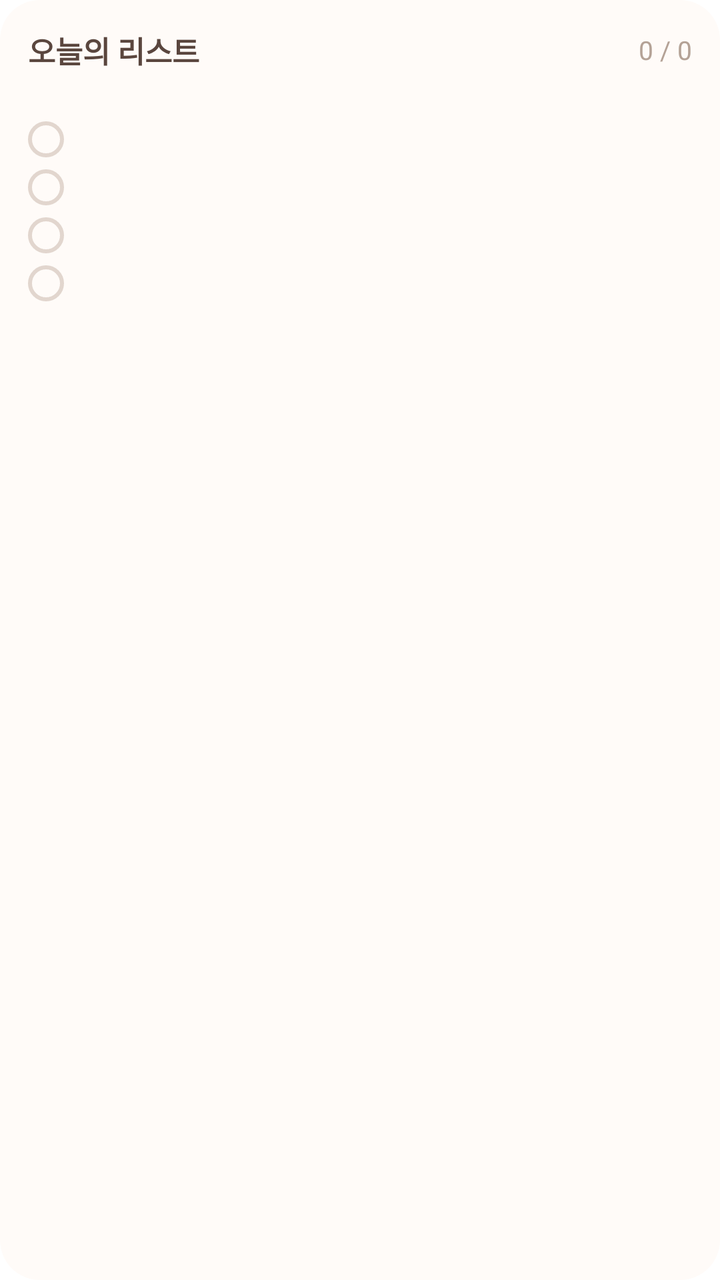
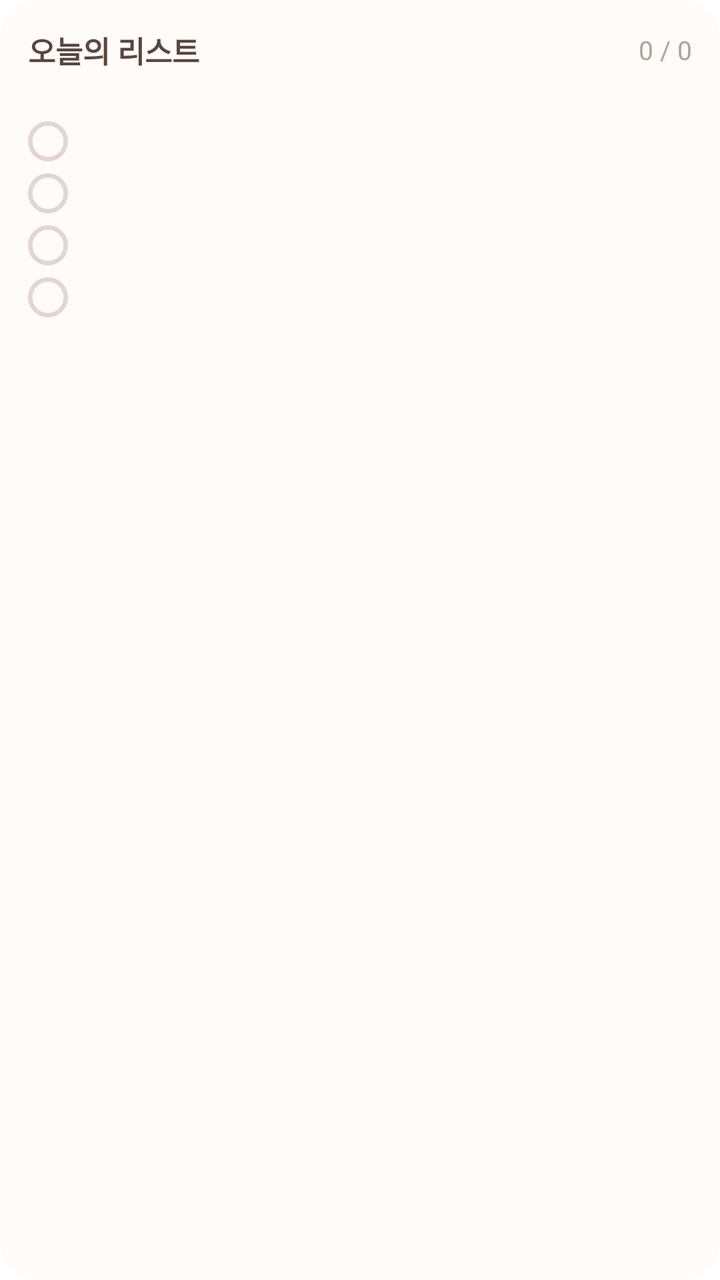

An Android layout rendered at two revisions. The XML below is the earlier revision; the diff shows what the commit changed to produce the second picture.
<!-- AndroidManifest.xml: fallback theme Theme.MaterialComponents.DayNight.NoActionBar -->
<!-- res/layout/memoring_widget_medium.xml -->
<?xml version="1.0" encoding="utf-8"?>
<LinearLayout xmlns:android="http://schemas.android.com/apk/res/android"
    android:id="@+id/widget_root"
    android:layout_width="match_parent"
    android:layout_height="match_parent"
    android:background="@drawable/memoring_widget_bg"
    android:orientation="vertical"
    android:padding="14dp">

    <LinearLayout
        android:layout_width="match_parent"
        android:layout_height="wrap_content"
        android:gravity="center_vertical"
        android:orientation="horizontal">

        <TextView
            android:id="@+id/title_label"
            android:layout_width="0dp"
            android:layout_height="wrap_content"
            android:layout_weight="1"
            android:text="@string/widget_today_list"
            android:textColor="#5A463E"
            android:textSize="15sp"
            android:textStyle="bold" />

        <TextView
            android:id="@+id/count_label"
            android:layout_width="wrap_content"
            android:layout_height="wrap_content"
            android:text="0 / 0"
            android:textColor="#B4A296"
            android:textSize="13sp" />
    </LinearLayout>

    <TextView
        android:id="@+id/date_label"
        android:layout_width="match_parent"
        android:layout_height="wrap_content"
        android:layout_marginTop="2dp"
        android:textColor="#B4A296"
        android:textSize="11sp" />

    <TextView
        android:id="@+id/empty_label"
        android:layout_width="match_parent"
        android:layout_height="wrap_content"
        android:layout_marginTop="12dp"
        android:text="@string/widget_empty"
        android:textColor="#B4A296"
        android:textSize="13sp"
        android:visibility="gone" />

    <LinearLayout
        android:id="@+id/item_0"
        android:layout_width="match_parent"
        android:layout_height="wrap_content"
        android:layout_marginTop="8dp"
        android:gravity="center_vertical"
        android:orientation="horizontal">

        <ImageView
            android:id="@+id/check_0"
            android:layout_width="18dp"
            android:layout_height="18dp"
            android:contentDescription="@null"
            android:src="@drawable/memoring_widget_check_off" />

        <TextView
            android:id="@+id/title_0"
            android:layout_width="0dp"
            android:layout_height="wrap_content"
            android:layout_marginStart="8dp"
            android:layout_weight="1"
            android:ellipsize="end"
            android:maxLines="1"
            android:textColor="#5A463E"
            android:textSize="13sp" />

        <TextView
            android:id="@+id/category_0"
            android:layout_width="wrap_content"
            android:layout_height="wrap_content"
            android:textColor="#B4A296"
            android:textSize="11sp" />
    </LinearLayout>

    <LinearLayout
        android:id="@+id/item_1"
        android:layout_width="match_parent"
        android:layout_height="wrap_content"
        android:layout_marginTop="6dp"
        android:gravity="center_vertical"
        android:orientation="horizontal">

        <ImageView
            android:id="@+id/check_1"
            android:layout_width="18dp"
            android:layout_height="18dp"
            android:contentDescription="@null"
            android:src="@drawable/memoring_widget_check_off" />

        <TextView
            android:id="@+id/title_1"
            android:layout_width="0dp"
            android:layout_height="wrap_content"
            android:layout_marginStart="8dp"
            android:layout_weight="1"
            android:ellipsize="end"
            android:maxLines="1"
            android:textColor="#5A463E"
            android:textSize="13sp" />

        <TextView
            android:id="@+id/category_1"
            android:layout_width="wrap_content"
            android:layout_height="wrap_content"
            android:textColor="#B4A296"
            android:textSize="11sp" />
    </LinearLayout>

    <LinearLayout
        android:id="@+id/item_2"
        android:layout_width="match_parent"
        android:layout_height="wrap_content"
        android:layout_marginTop="6dp"
        android:gravity="center_vertical"
        android:orientation="horizontal">

        <ImageView
            android:id="@+id/check_2"
            android:layout_width="18dp"
            android:layout_height="18dp"
            android:contentDescription="@null"
            android:src="@drawable/memoring_widget_check_off" />

        <TextView
            android:id="@+id/title_2"
            android:layout_width="0dp"
            android:layout_height="wrap_content"
            android:layout_marginStart="8dp"
            android:layout_weight="1"
            android:ellipsize="end"
            android:maxLines="1"
            android:textColor="#5A463E"
            android:textSize="13sp" />

        <TextView
            android:id="@+id/category_2"
            android:layout_width="wrap_content"
            android:layout_height="wrap_content"
            android:textColor="#B4A296"
            android:textSize="11sp" />
    </LinearLayout>

    <LinearLayout
        android:id="@+id/item_3"
        android:layout_width="match_parent"
        android:layout_height="wrap_content"
        android:layout_marginTop="6dp"
        android:gravity="center_vertical"
        android:orientation="horizontal">

        <ImageView
            android:id="@+id/check_3"
            android:layout_width="18dp"
            android:layout_height="18dp"
            android:contentDescription="@null"
            android:src="@drawable/memoring_widget_check_off" />

        <TextView
            android:id="@+id/title_3"
            android:layout_width="0dp"
            android:layout_height="wrap_content"
            android:layout_marginStart="8dp"
            android:layout_weight="1"
            android:ellipsize="end"
            android:maxLines="1"
            android:textColor="#5A463E"
            android:textSize="13sp" />

        <TextView
            android:id="@+id/category_3"
            android:layout_width="wrap_content"
            android:layout_height="wrap_content"
            android:textColor="#B4A296"
            android:textSize="11sp" />
    </LinearLayout>
</LinearLayout>
<!-- resources referenced by this layout -->
<resources>
  <!-- drawable memoring_widget_bg (drawable) -->
  <?xml version="1.0" encoding="utf-8"?>
  <shape xmlns:android="http://schemas.android.com/apk/res/android">
      <solid android:color="#FFFBF8" />
      <corners android:radius="20dp" />
  </shape>
  <!-- drawable memoring_widget_check_off (drawable) -->
  <?xml version="1.0" encoding="utf-8"?>
  <shape xmlns:android="http://schemas.android.com/apk/res/android"
      android:shape="oval">
      <stroke
          android:width="2dp"
          android:color="#E2D6CE" />
      <size
          android:width="18dp"
          android:height="18dp" />
  </shape>
  <string name="widget_empty">아직 약속이 없어요</string>
  <string name="widget_today_list">오늘의 리스트</string>
</resources>

<!-- the commit's change to res/layout/memoring_widget_medium.xml (unified diff, before → after) -->
@@ -60,8 +60,8 @@
 
         <ImageView
             android:id="@+id/check_0"
-            android:layout_width="18dp"
-            android:layout_height="18dp"
+            android:layout_width="20dp"
+            android:layout_height="20dp"
             android:contentDescription="@null"
             android:src="@drawable/memoring_widget_check_off" />
 
@@ -76,10 +76,41 @@
             android:textColor="#5A463E"
             android:textSize="13sp" />
 
+        <LinearLayout
+            android:id="@+id/daily_0"
+            android:layout_width="wrap_content"
+            android:layout_height="wrap_content"
+            android:layout_marginStart="6dp"
+            android:background="@drawable/memoring_widget_daily_badge"
+            android:gravity="center_vertical"
+            android:orientation="horizontal"
+            android:paddingStart="8dp"
+            android:paddingTop="3dp"
+            android:paddingEnd="8dp"
+            android:paddingBottom="3dp"
+            android:visibility="gone">
+
+            <ImageView
+                android:layout_width="10dp"
+                android:layout_height="10dp"
+                android:contentDescription="@null"
+                android:src="@drawable/memoring_widget_daily_icon" />
+
+            <TextView
+                android:layout_width="wrap_content"
+                android:layout_height="wrap_content"
+                android:layout_marginStart="3dp"
+                android:text="@string/widget_daily"
+                android:textColor="#C9A4A6"
+                android:textSize="10sp"
+                android:textStyle="bold" />
+        </LinearLayout>
+
         <TextView
             android:id="@+id/category_0"
             android:layout_width="wrap_content"
             android:layout_height="wrap_content"
+            android:layout_marginStart="6dp"
             android:textColor="#B4A296"
             android:textSize="11sp" />
     </LinearLayout>
@@ -94,8 +125,8 @@
 
         <ImageView
             android:id="@+id/check_1"
-            android:layout_width="18dp"
-            android:layout_height="18dp"
+            android:layout_width="20dp"
+            android:layout_height="20dp"
             android:contentDescription="@null"
             android:src="@drawable/memoring_widget_check_off" />
 
@@ -110,10 +141,41 @@
             android:textColor="#5A463E"
             android:textSize="13sp" />
 
+        <LinearLayout
+            android:id="@+id/daily_1"
+            android:layout_width="wrap_content"
+            android:layout_height="wrap_content"
+            android:layout_marginStart="6dp"
+            android:background="@drawable/memoring_widget_daily_badge"
+            android:gravity="center_vertical"
+            android:orientation="horizontal"
+            android:paddingStart="8dp"
+            android:paddingTop="3dp"
+            android:paddingEnd="8dp"
+            android:paddingBottom="3dp"
+            android:visibility="gone">
+
+            <ImageView
+                android:layout_width="10dp"
+                android:layout_height="10dp"
+                android:contentDescription="@null"
+                android:src="@drawable/memoring_widget_daily_icon" />
+
+            <TextView
+                android:layout_width="wrap_content"
+                android:layout_height="wrap_content"
+                android:layout_marginStart="3dp"
+                android:text="@string/widget_daily"
+                android:textColor="#C9A4A6"
+                android:textSize="10sp"
+                android:textStyle="bold" />
+        </LinearLayout>
+
         <TextView
             android:id="@+id/category_1"
             android:layout_width="wrap_content"
             android:layout_height="wrap_content"
+            android:layout_marginStart="6dp"
             android:textColor="#B4A296"
             android:textSize="11sp" />
     </LinearLayout>
@@ -128,8 +190,8 @@
 
         <ImageView
             android:id="@+id/check_2"
-            android:layout_width="18dp"
-            android:layout_height="18dp"
+            android:layout_width="20dp"
+            android:layout_height="20dp"
             android:contentDescription="@null"
             android:src="@drawable/memoring_widget_check_off" />
 
@@ -144,10 +206,41 @@
             android:textColor="#5A463E"
             android:textSize="13sp" />
 
+        <LinearLayout
+            android:id="@+id/daily_2"
+            android:layout_width="wrap_content"
+            android:layout_height="wrap_content"
+            android:layout_marginStart="6dp"
+            android:background="@drawable/memoring_widget_daily_badge"
+            android:gravity="center_vertical"
+            android:orientation="horizontal"
+            android:paddingStart="8dp"
+            android:paddingTop="3dp"
+            android:paddingEnd="8dp"
+            android:paddingBottom="3dp"
+            android:visibility="gone">
+
+            <ImageView
+                android:layout_width="10dp"
+                android:layout_height="10dp"
+                android:contentDescription="@null"
+                android:src="@drawable/memoring_widget_daily_icon" />
+
+            <TextView
+                android:layout_width="wrap_content"
+                android:layout_height="wrap_content"
+                android:layout_marginStart="3dp"
+                android:text="@string/widget_daily"
+                android:textColor="#C9A4A6"
+                android:textSize="10sp"
+                android:textStyle="bold" />
+        </LinearLayout>
+
         <TextView
             android:id="@+id/category_2"
             android:layout_width="wrap_content"
             android:layout_height="wrap_content"
+            android:layout_marginStart="6dp"
             android:textColor="#B4A296"
             android:textSize="11sp" />
     </LinearLayout>
@@ -162,8 +255,8 @@
 
         <ImageView
             android:id="@+id/check_3"
-            android:layout_width="18dp"
-            android:layout_height="18dp"
+            android:layout_width="20dp"
+            android:layout_height="20dp"
             android:contentDescription="@null"
             android:src="@drawable/memoring_widget_check_off" />
 
@@ -178,10 +271,41 @@
             android:textColor="#5A463E"
             android:textSize="13sp" />
 
+        <LinearLayout
+            android:id="@+id/daily_3"
+            android:layout_width="wrap_content"
+            android:layout_height="wrap_content"
+            android:layout_marginStart="6dp"
+            android:background="@drawable/memoring_widget_daily_badge"
+            android:gravity="center_vertical"
+            android:orientation="horizontal"
+            android:paddingStart="8dp"
+            android:paddingTop="3dp"
+            android:paddingEnd="8dp"
+            android:paddingBottom="3dp"
+            android:visibility="gone">
+
+            <ImageView
+                android:layout_width="10dp"
+                android:layout_height="10dp"
+                android:contentDescription="@null"
+                android:src="@drawable/memoring_widget_daily_icon" />
+
+            <TextView
+                android:layout_width="wrap_content"
+                android:layout_height="wrap_content"
+                android:layout_marginStart="3dp"
+                android:text="@string/widget_daily"
+                android:textColor="#C9A4A6"
+                android:textSize="10sp"
+                android:textStyle="bold" />
+        </LinearLayout>
+
         <TextView
             android:id="@+id/category_3"
             android:layout_width="wrap_content"
             android:layout_height="wrap_content"
+            android:layout_marginStart="6dp"
             android:textColor="#B4A296"
             android:textSize="11sp" />
     </LinearLayout>
<!-- resource entries referenced after the edit -->
@@ -17,6 +17,24 @@
           android:width="18dp"
           android:height="18dp" />
   </shape>
+  <!-- drawable memoring_widget_daily_badge (drawable) -->
+  <?xml version="1.0" encoding="utf-8"?>
+  <shape xmlns:android="http://schemas.android.com/apk/res/android">
+      <solid android:color="#F0E4E1" />
+      <corners android:radius="12dp" />
+  </shape>
+  <!-- drawable memoring_widget_daily_icon (drawable) -->
+  <?xml version="1.0" encoding="utf-8"?>
+  <vector xmlns:android="http://schemas.android.com/apk/res/android"
+      android:width="12dp"
+      android:height="12dp"
+      android:viewportWidth="24"
+      android:viewportHeight="24">
+      <path
+          android:fillColor="#C9A4A6"
+          android:pathData="M19,4h-1V3h-2v1H8V3H6v1H5C3.9,4 3,4.9 3,6v14c0,1.1 0.9,2 2,2h14c1.1,0 2,-0.9 2,-2V6C21,4.9 20.1,4 19,4zM19,20H5V10h14V20z" />
+  </vector>
+  <string name="widget_daily">매일</string>
   <string name="widget_empty">아직 약속이 없어요</string>
   <string name="widget_today_list">오늘의 리스트</string>
 </resources>
